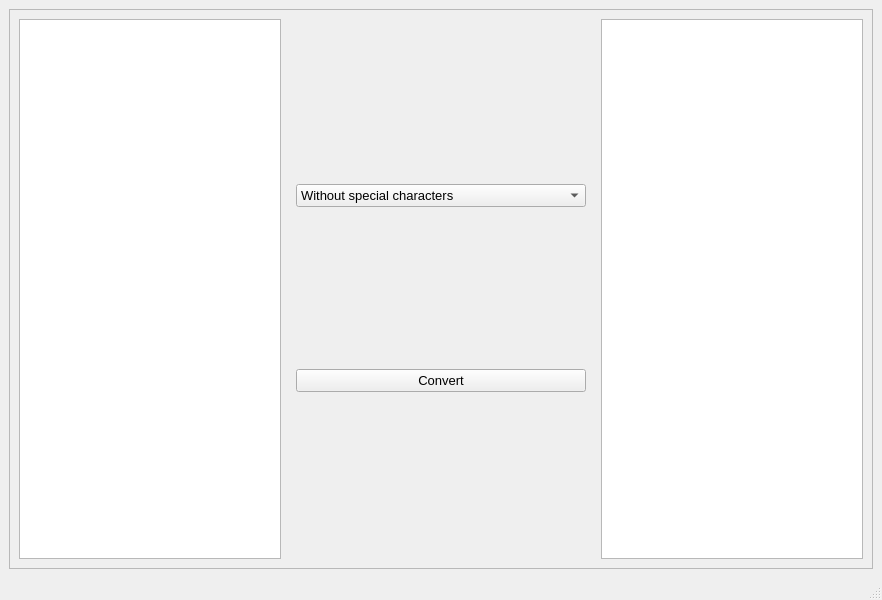
pphatt/qt5, file Random words Project/random.ui: the form before one commit.
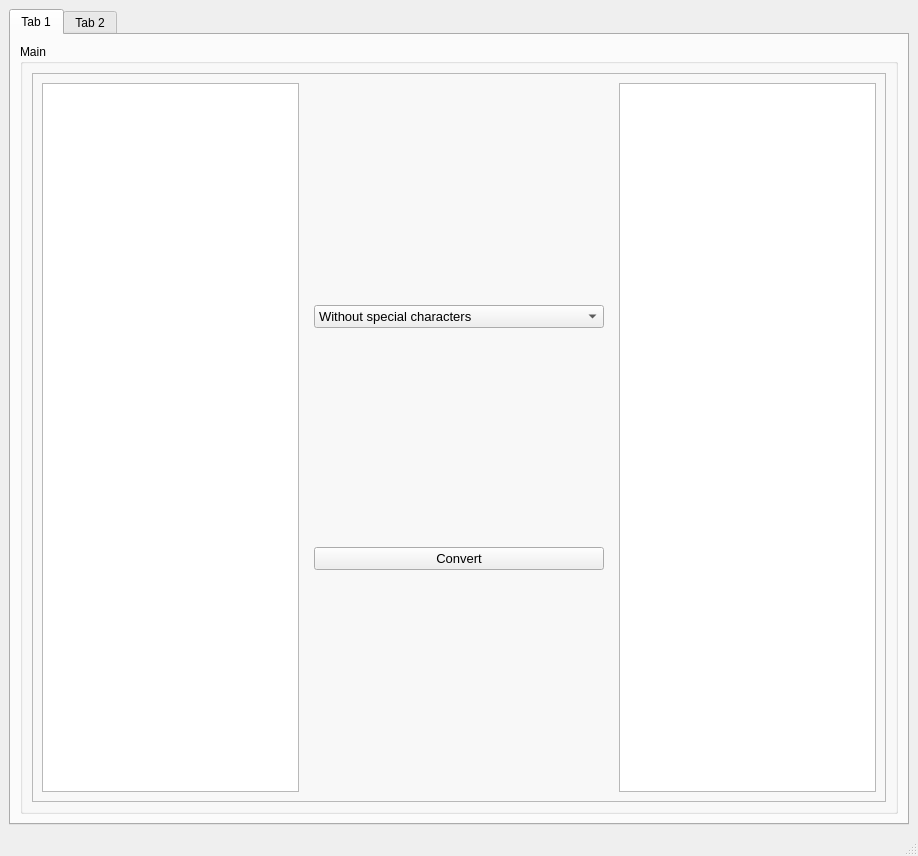
The form after the commit.

```diff
--- a/Random words Project/random.ui
+++ b/Random words Project/random.ui
@@ -6,14 +6,30 @@
    <rect>
     <x>0</x>
     <y>0</y>
-    <width>882</width>
-    <height>600</height>
+    <width>916</width>
+    <height>856</height>
    </rect>
   </property>
   <property name="windowTitle">
    <string>MainWindow</string>
   </property>
   <widget class="QWidget" name="centralwidget">
+   <layout class="QHBoxLayout" name="horizontalLayout_4">
+    <item>
+     <widget class="QTabWidget" name="tabWidget">
+      <property name="currentIndex">
+       <number>0</number>
+      </property>
+      <widget class="QWidget" name="tab">
+       <attribute name="title">
+        <string>Tab 1</string>
+       </attribute>
+       <layout class="QHBoxLayout" name="horizontalLayout_3">
+        <item>
+         <widget class="QGroupBox" name="groupBox">
+          <property name="title">
+           <string>Main</string>
+          </property>
    <layout class="QHBoxLayout" name="horizontalLayout_2">
     <item>
      <widget class="QFrame" name="frame">
@@ -124,6 +140,23 @@
     </item>
    </layout>
   </widget>
+        </item>
+       </layout>
+      </widget>
+      <widget class="QWidget" name="tab_2">
+       <attribute name="title">
+        <string>Tab 2</string>
+       </attribute>
+       <layout class="QHBoxLayout" name="horizontalLayout_5">
+        <item>
+         <widget class="QListWidget" name="listWidget"/>
+        </item>
+       </layout>
+      </widget>
+     </widget>
+    </item>
+   </layout>
+  </widget>
   <widget class="QMenuBar" name="menubar">
    <property name="geometry">
     <rect>
```
Left out of the diff: 2 changed lines with no effect on the pictures. Lines whose indentation alone changed are shown as unchanged.
